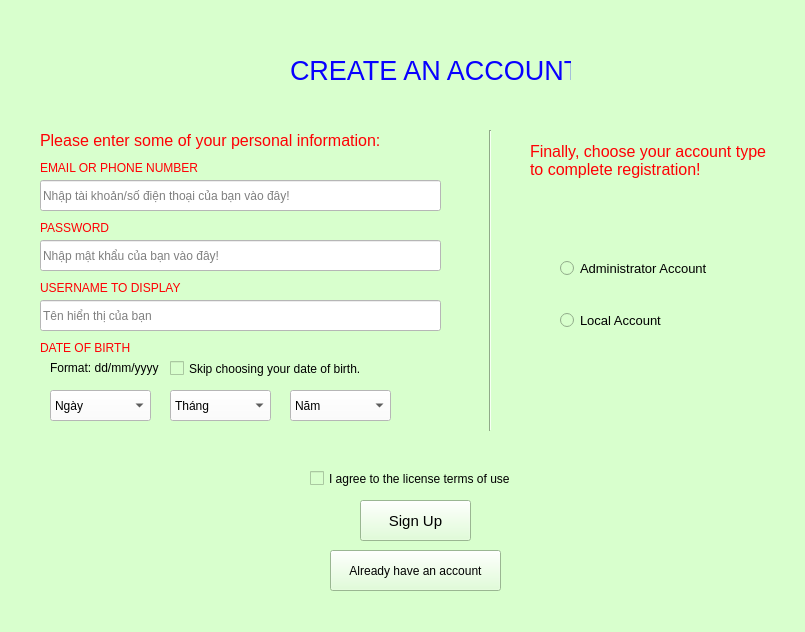
The window that PTI/SPCK/GUI/dangky.ui (GreenSystemDuy08/TL-C4K-PTI01) describes before a commit, drawn with Qt 5.
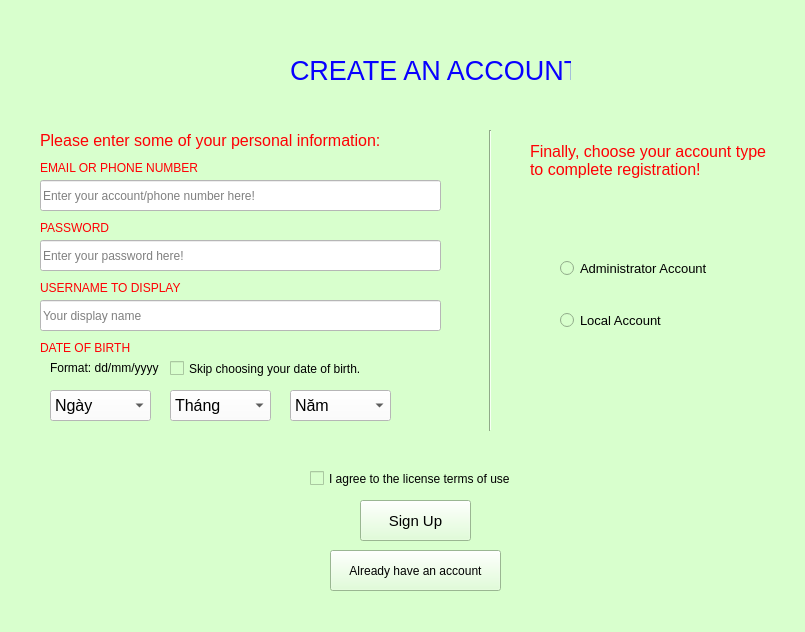
The same window after the commit.

Patch:
```diff
--- a/PTI/SPCK/GUI/dangky.ui
+++ b/PTI/SPCK/GUI/dangky.ui
@@ -72,7 +72,7 @@
      <string notr="true">background-color: rgb(255, 255, 255);</string>
     </property>
     <property name="placeholderText">
-     <string>Nhập tài khoản/số điện thoại của bạn vào đây!</string>
+     <string>Enter your account/phone number here!</string>
     </property>
    </widget>
    <widget class="QLabel" name="lb_password">
@@ -112,7 +112,7 @@
      <enum>QLineEdit::Password</enum>
     </property>
     <property name="placeholderText">
-     <string>Nhập mật khẩu của bạn vào đây!</string>
+     <string>Enter your password here!</string>
     </property>
    </widget>
    <widget class="QLabel" name="lb_fullname">
@@ -149,7 +149,7 @@
      <string notr="true">background-color: rgb(255, 255, 255);</string>
     </property>
     <property name="placeholderText">
-     <string>Tên hiển thị của bạn</string>
+     <string>Your display name </string>
     </property>
    </widget>
    <widget class="QLabel" name="lb_date">
@@ -182,6 +182,11 @@
       <height>31</height>
      </rect>
     </property>
+    <property name="font">
+     <font>
+      <pointsize>12</pointsize>
+     </font>
+    </property>
     <property name="styleSheet">
      <string notr="true">background-color: rgb(255, 255, 255);</string>
     </property>
@@ -260,6 +265,11 @@
       <height>31</height>
      </rect>
     </property>
+    <property name="font">
+     <font>
+      <pointsize>12</pointsize>
+     </font>
+    </property>
     <property name="styleSheet">
      <string notr="true">background-color: rgb(255, 255, 255);</string>
     </property>
@@ -433,6 +443,11 @@
       <height>31</height>
      </rect>
     </property>
+    <property name="font">
+     <font>
+      <pointsize>12</pointsize>
+     </font>
+    </property>
     <property name="styleSheet">
      <string notr="true">background-color: rgb(255, 255, 255);</string>
     </property>
```
